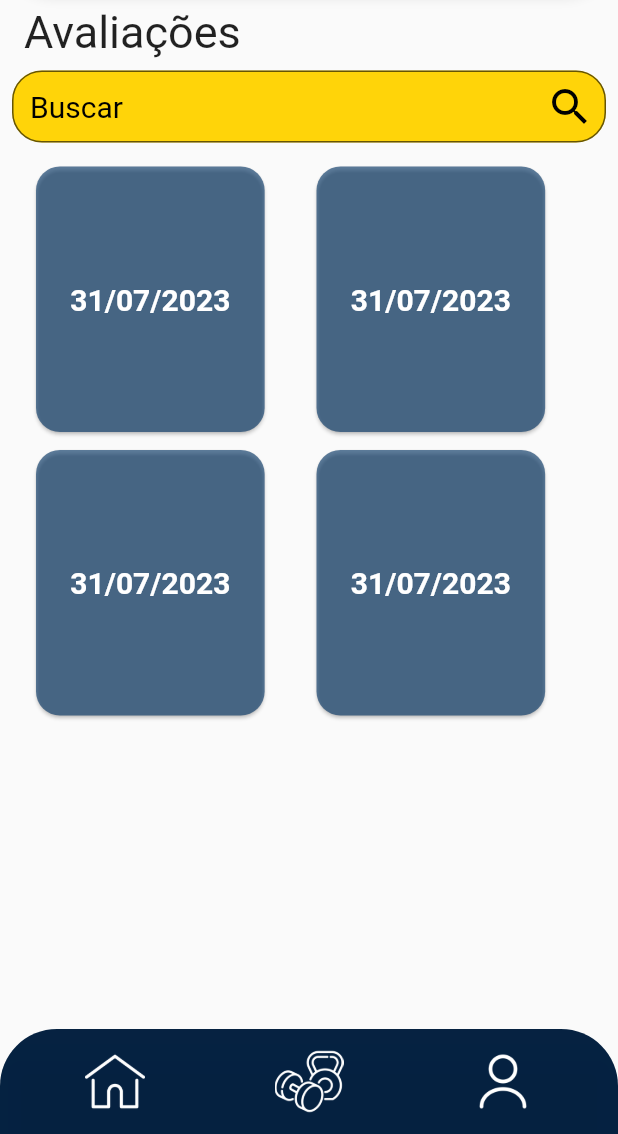
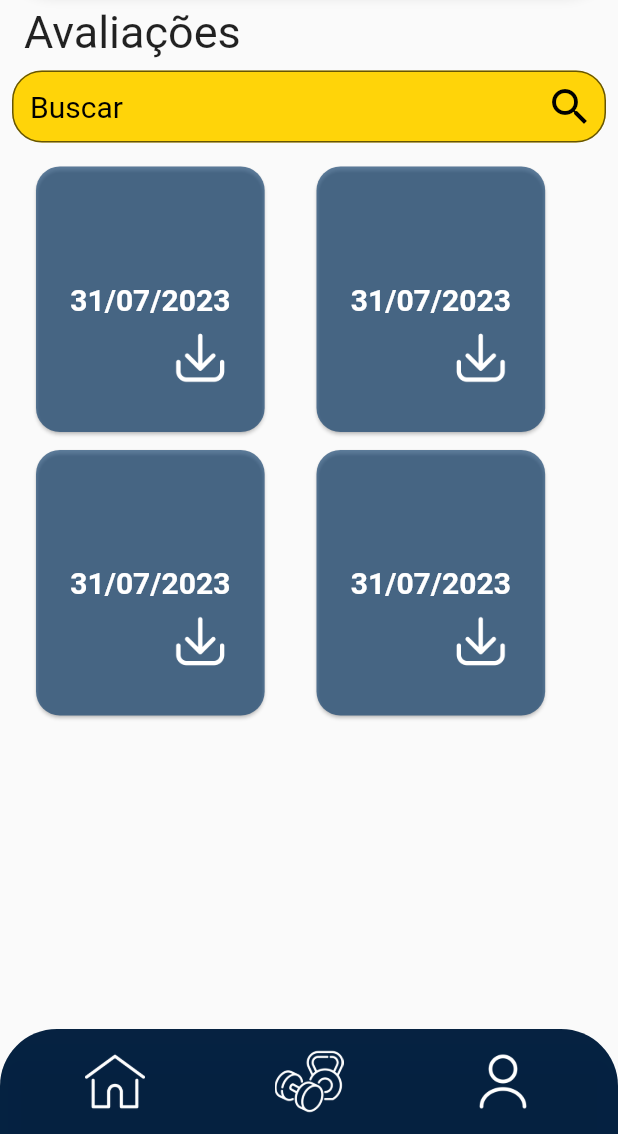
Before and after one commit to LeooaLMEIDA/ProjetoIntegrador, a Flutter app: the BodyEvaluationScreen screen opened directly, on a phone screen of 412 x 824 dp, the part 102-1236 px from its top. Run offline on Flutter 3.47's test engine with Material 2 defaults, Android fonts, the phone set to English and light mode, and no system bars; our stand-ins replace dio, get, sqflite_common_ffi, youtube_player_flutter; missing offline and left inert: dio_http_cache; accounts and stored records are empty; Roboto replaces fonts that are missing (Voltaire); project files that could hold a hidden picture were left out.

Commit message:
Alteracao do card de avaliacao

```diff
--- a/bullkapp-front/lib/components/evaluation_card.dart
+++ b/bullkapp-front/lib/components/evaluation_card.dart
@@ -21,7 +21,18 @@ class EvaluationCard extends StatelessWidget {
         child: SizedBox(
           width: MediaQuery.of(context).size.width * .37,
           //height: 160,
-          child: Center(
+          child: Stack(
+            children: [
+              Positioned(
+                top: 110,
+                left: 92,
+                child: Image.asset(
+                  "images/download.png",
+                  width: 35,
+                  height: 35,
+                ),
+              ),
+              Center(
                 child: Text(
                   mainLabel,
                   style: TextStyle(
@@ -31,6 +42,8 @@ class EvaluationCard extends StatelessWidget {
                   ),
                 ),
               ),
+            ],
+          ),
         ),
       ),
     );
--- a/bullkapp-front/lib/controllers/user_controller.dart
+++ b/bullkapp-front/lib/controllers/user_controller.dart
@@ -1,6 +1,7 @@
 import 'package:get/get.dart';
 
 class UserController extends GetxController {
+  final RxInt _id = 0.obs;
   final RxString _name = ''.obs;
   final RxString _phone = ''.obs;
   final RxString _email = ''.obs;
@@ -8,12 +9,17 @@ class UserController extends GetxController {
   final RxString _gender = ''.obs;
   final RxString _urlAvatar = ''.obs;
 
+  int get id => _id.value;
   String get name => _name.value;
   String get phone => _phone.value;
   String get email => _email.value;
   String get dtBirth => _dtBirth.value;
   String get gender => _gender.value;
   String get urlAvatar => _urlAvatar.value;
+
+  void setId(int id) {
+    _id.value = id;
+  }
 
   void setEmail(String email) {
     _email.value = email;
```
Also changed, not shown: bullkapp-front/lib/pages/login.dart (+6 -10 lines), bullkapp-front/lib/pages/profile.dart (+2 -9 lines), bullkapp-front/lib/repositories/workout_repository.dart (+7 -1 lines), bullkapp-front/images/download.png, 4 other files. Lines whose indentation alone changed are shown as unchanged.
